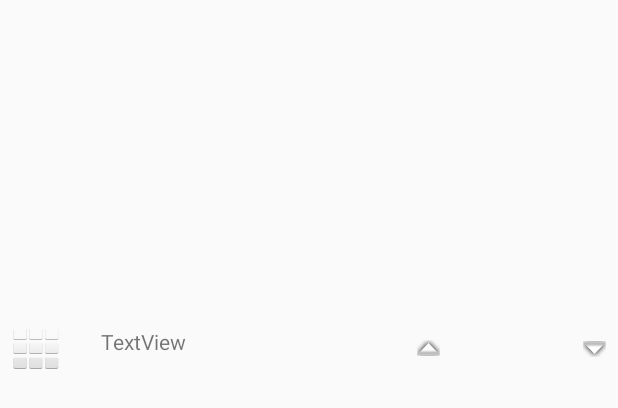
After one commit to firtacosmin/GiphyShow, an Android app: the layout controller_view_details.xml on its own in the app's theme, with its tools: preview values and no code run, on a phone screen of 412 x 824 dp. The commit adds this screen. Shown: the top 408 px of the screen. Run offline under Robolectric (Android 15) with nearby library versions, the phone set to English and light mode, and no system bars.

Commit message:
Opening details page with element

```diff
--- a/app/src/main/java/com/fcc/giphyshow/MainActivity.java
+++ b/app/src/main/java/com/fcc/giphyshow/MainActivity.java
@@ -9,6 +9,7 @@ import com.bluelinelabs.conductor.Router;
 import com.bluelinelabs.conductor.RouterTransaction;
 import com.fcc.giphyshow.di.DaggerMainActivityComponent;
 import com.fcc.giphyshow.di.MainActivityComponent;
+import com.fcc.giphyshow.di.mainActivity.modules.RouterModule;
 import com.fcc.giphyshow.ui.search.SearchListAdapter;
 import com.fcc.giphyshow.ui.search.SearchViewController;
 import com.squareup.picasso.Picasso;
@@ -41,17 +42,19 @@ public class MainActivity extends AppCompatActivity {
     protected void onCreate(Bundle savedInstanceState) {
         super.onCreate(savedInstanceState);
         setContentView(R.layout.activity_main);
+
         ButterKnife.bind(this);
+        router = Conductor.attachRouter(this, container, savedInstanceState);
 
         /*init the dagger component*/
         diComponent = DaggerMainActivityComponent
                 .builder()
                 .mainAppComponent(((MainApp)getApplication()).getDiComponent())
+                .routerModule(new RouterModule(router))
                 .build();
         diComponent.injectMainActivity(this);
 
 
-        router = Conductor.attachRouter(this, container, savedInstanceState);
         if (!router.hasRootController()) {
             router.setRoot(RouterTransaction.with( new SearchViewController()));
         }
--- a/app/src/main/java/com/fcc/giphyshow/data/search/request/SearchElement.java
+++ b/app/src/main/java/com/fcc/giphyshow/data/search/request/SearchElement.java
@@ -4,7 +4,9 @@ package com.fcc.giphyshow.data.search.request;
 import com.google.gson.annotations.Expose;
 import com.google.gson.annotations.SerializedName;
 
-public class SearchElement {
+import java.io.Serializable;
+
+public class SearchElement implements Serializable{
 
     @SerializedName("type")
     @Expose
--- a/app/src/main/java/com/fcc/giphyshow/di/MainActivityComponent.java
+++ b/app/src/main/java/com/fcc/giphyshow/di/MainActivityComponent.java
@@ -2,8 +2,10 @@ package com.fcc.giphyshow.di;
 
 import com.fcc.giphyshow.MainActivity;
 import com.fcc.giphyshow.di.mainActivity.MainActivityScope;
+import com.fcc.giphyshow.di.mainActivity.modules.RouterModule;
 import com.fcc.giphyshow.di.mainActivity.modules.SearchListAdapterModule;
 import com.fcc.giphyshow.di.mainActivity.modules.SearchListControllerModule;
+import com.fcc.giphyshow.ui.details.GifDetailsController;
 import com.fcc.giphyshow.ui.search.SearchViewController;
 
 import dagger.Component;
@@ -13,10 +15,12 @@ import dagger.Component;
  * The component for {@link com.fcc.giphyshow.MainActivity}
  */
 @MainActivityScope
-@Component(modules = {SearchListControllerModule.class, SearchListAdapterModule.class}, dependencies = MainAppComponent.class)
+@Component(modules = {RouterModule.class,SearchListControllerModule.class, SearchListAdapterModule.class}, dependencies = MainAppComponent.class)
 public interface MainActivityComponent {
 
     void injectMainActivity(MainActivity activity);
 
     void injectSearchViewController(SearchViewController searchViewController);
+
+    void injectGifDetailsController(GifDetailsController gifDetailsController);
 }
--- a/app/src/main/java/com/fcc/giphyshow/ui/search/SearchListAdapter.java
+++ b/app/src/main/java/com/fcc/giphyshow/ui/search/SearchListAdapter.java
@@ -48,6 +48,9 @@ public class SearchListAdapter extends RecyclerView.Adapter<SearchListAdapter.Se
     @Override
     public void onBindViewHolder(SearchListItemHolder holder, int position) {
         presenter.onBindViewHolder(holder, position);
+        holder.itemView.setOnClickListener(view ->{
+            presenter.itemClicked(holder.getAdapterPosition());
+        });
     }
 
     @Override
--- /dev/null
+++ b/app/src/main/res/layout/controller_view_details.xml
@@ -0,0 +1,76 @@
+<?xml version="1.0" encoding="utf-8"?>
+<android.support.constraint.ConstraintLayout xmlns:android="http://schemas.android.com/apk/res/android"
+    xmlns:app="http://schemas.android.com/apk/res-auto"
+    xmlns:tools="http://schemas.android.com/tools"
+    android:orientation="vertical" android:layout_width="match_parent"
+    android:layout_height="match_parent">
+
+    <FrameLayout
+        android:id="@+id/playerFrame"
+        android:layout_width="304dp"
+        android:layout_height="@dimen/player_view_height"
+        android:layout_marginLeft="8dp"
+        android:layout_marginRight="8dp"
+        android:layout_marginTop="8dp"
+        app:layout_constraintLeft_toLeftOf="parent"
+        app:layout_constraintRight_toRightOf="parent"
+        app:layout_constraintTop_toTopOf="parent" />
+
+    <TextView
+        android:id="@+id/title_txt"
+        android:layout_width="wrap_content"
+        android:layout_height="wrap_content"
+        android:layout_marginBottom="8dp"
+        android:layout_marginLeft="27dp"
+        android:layout_marginTop="10dp"
+        android:text="TextView"
+        app:layout_constraintBottom_toBottomOf="parent"
+        app:layout_constraintTop_toBottomOf="@+id/playerFrame"
+        app:layout_constraintVertical_bias="0.0"
+        app:layout_constraintLeft_toRightOf="@+id/logo_img" />
+
+    <ImageView
+        android:id="@+id/logo_img"
+        android:layout_width="wrap_content"
+        android:layout_height="wrap_content"
+        android:layout_marginBottom="8dp"
+        android:layout_marginLeft="8dp"
+        android:layout_marginRight="8dp"
+        android:layout_marginTop="8dp"
+        app:layout_constraintBottom_toBottomOf="parent"
+        app:layout_constraintHorizontal_bias="0.318"
+        app:layout_constraintLeft_toLeftOf="parent"
+        app:layout_constraintTop_toBottomOf="@+id/playerFrame"
+        app:layout_constraintVertical_bias="0.0"
+        app:srcCompat="@android:drawable/ic_dialog_dialer" />
+
+    <ImageView
+        android:id="@+id/upvote_img"
+        android:layout_width="wrap_content"
+        android:layout_height="wrap_content"
+        app:srcCompat="@android:drawable/arrow_up_float"
+        android:layout_marginTop="8dp"
+        app:layout_constraintTop_toBottomOf="@+id/playerFrame"
+        app:layout_constraintBottom_toBottomOf="parent"
+        android:layout_marginBottom="8dp"
+        app:layout_constraintVertical_bias="0.018"
+        app:layout_constraintLeft_toRightOf="@+id/title_txt"
+        android:layout_marginLeft="154dp" />
+
+    <ImageView
+        android:id="@+id/downvote_img"
+        android:layout_width="wrap_content"
+        android:layout_height="wrap_content"
+        android:layout_marginBottom="8dp"
+        android:layout_marginLeft="8dp"
+        android:layout_marginRight="8dp"
+        android:layout_marginTop="8dp"
+        app:layout_constraintBottom_toBottomOf="parent"
+        app:layout_constraintHorizontal_bias="1.0"
+        app:layout_constraintLeft_toRightOf="@+id/upvote_img"
+        app:layout_constraintRight_toRightOf="parent"
+        app:layout_constraintTop_toBottomOf="@+id/playerFrame"
+        app:layout_constraintVertical_bias="0.018"
+        app:srcCompat="@android:drawable/arrow_down_float" />
+
+</android.support.constraint.ConstraintLayout>
--- a/app/src/main/res/values/dimens.xml
+++ b/app/src/main/res/values/dimens.xml
@@ -1,4 +1,5 @@
 <?xml version="1.0" encoding="utf-8"?>
 <resources>
     <dimen name="search_view_margin">8dp</dimen>
+    <dimen name="player_view_height">200dp</dimen>
 </resources>
```
Also changed, not shown: app/src/main/java/com/fcc/giphyshow/di/mainActivity/modules/RouterModule.java (added, +30 -0 lines), app/src/main/java/com/fcc/giphyshow/ui/details/GifDetailsController.java (added, +73 -0 lines), app/src/main/java/com/fcc/giphyshow/ui/search/SearchViewPresenter.java (+22 -1 lines), app/src/main/java/com/fcc/giphyshow/utils/BundleBuilder.java (added, +172 -0 lines).
